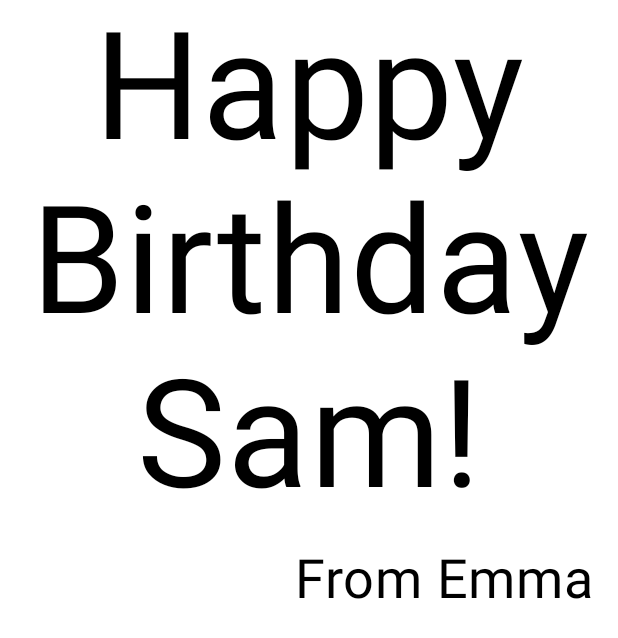
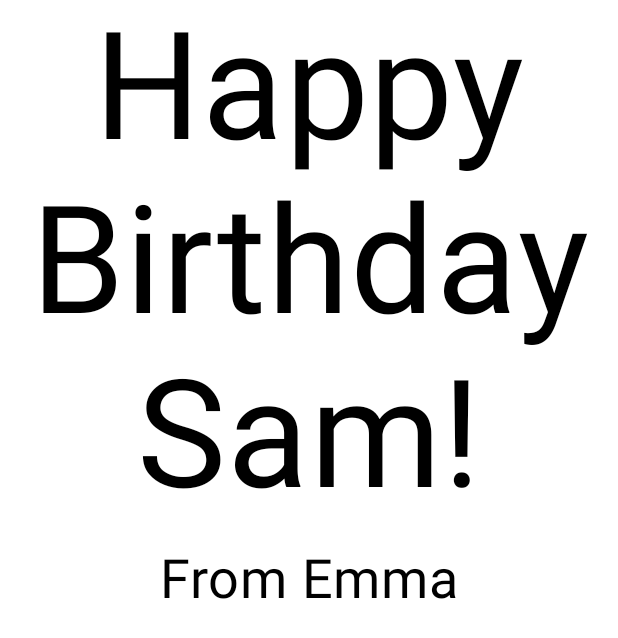
Before and after one commit to oleksandr-holan/mobile, an Android app built with Jetpack Compose: the @Preview function BirthdayCardPreview, on a phone screen of 412 x 824 dp. Shown: the top 638 px of the screen. Run offline under Robolectric (Android 15) with nearby library versions, the phone set to English and light mode, and no system bars.

Commit message:
add text to GreetingImage composable

```diff
--- a/lab01/app/src/main/java/com/example/lab1/MainActivity.kt
+++ b/lab01/app/src/main/java/com/example/lab1/MainActivity.kt
@@ -5,6 +5,7 @@ import androidx.activity.ComponentActivity
 import androidx.activity.compose.setContent
 import androidx.compose.foundation.Image
 import androidx.compose.foundation.layout.Arrangement
+import androidx.compose.foundation.layout.Box
 import androidx.compose.foundation.layout.Column
 import androidx.compose.foundation.layout.fillMaxSize
 import androidx.compose.foundation.layout.padding
@@ -14,7 +15,9 @@ import androidx.compose.material3.Text
 import androidx.compose.runtime.Composable
 import androidx.compose.ui.Alignment
 import androidx.compose.ui.Modifier
+import androidx.compose.ui.layout.ContentScale
 import androidx.compose.ui.res.painterResource
+import androidx.compose.ui.res.stringResource
 import androidx.compose.ui.text.style.TextAlign
 import androidx.compose.ui.tooling.preview.Preview
 import androidx.compose.ui.unit.dp
@@ -34,8 +37,8 @@ class MainActivity : ComponentActivity() {
                     color = MaterialTheme.colorScheme.background
                 ) {
                     GreetingImage(
-                        message = "Happy Birthday Sam!",
-                        from = "From Emma",
+                        message = stringResource(R.string.happy_birthday_text),
+                        from = stringResource(R.string.signature_text),
                     )
                 }
             }
@@ -59,8 +62,13 @@ fun GreetingText(message: String, from: String, modifier: Modifier = Modifier) {
             text = from,
             fontSize = 36.sp,
             modifier = Modifier
-                .padding(16.dp)
-                .align(alignment = Alignment.End)
+                .padding(
+                    start = 16.dp,
+                    end = 16.dp,
+                    top = 16.dp,
+                    bottom = 16.dp
+                )
+                .align(alignment = Alignment.CenterHorizontally)
         )
     }
 }
@@ -69,17 +77,36 @@ fun GreetingText(message: String, from: String, modifier: Modifier = Modifier) {
 @Composable
 fun BirthdayCardPreview() {
     Lab1Theme {
-        GreetingText(message = "Happy Birthday Sam!", from = "From Emma")
+        GreetingText(
+            message = stringResource(R.string.happy_birthday_text),
+            from = stringResource(R.string.signature_text)
+        )
     }
 }
 
 @Composable
 fun GreetingImage(message: String, from: String, modifier: Modifier = Modifier) {
     val image = painterResource(R.drawable.androidparty)
+    Box(modifier) {
+        Image(
+            painter = image,
+            contentDescription = null,
+            contentScale = ContentScale.Crop,
+            alpha = 0.5F
+        )
+        GreetingText(
+            message = message,
+            from = from,
+            modifier = Modifier
+                .fillMaxSize()
+                .padding(
+                    start = 16.dp,
+                    end = 16.dp,
+                    top = 16.dp,
+                    bottom = 16.dp
+                )
 
-    Image(
-        painter = image,
-        contentDescription = null
-    )
+        )
+    }
 
 }
--- a/lab01/app/src/main/res/values/strings.xml
+++ b/lab01/app/src/main/res/values/strings.xml
@@ -1,3 +1,5 @@
 <resources>
     <string name="app_name">Lab 1</string>
+    <string name="happy_birthday_text">Happy Birthday Sam!</string>
+    <string name="signature_text">From Emma</string>
 </resources>
```
